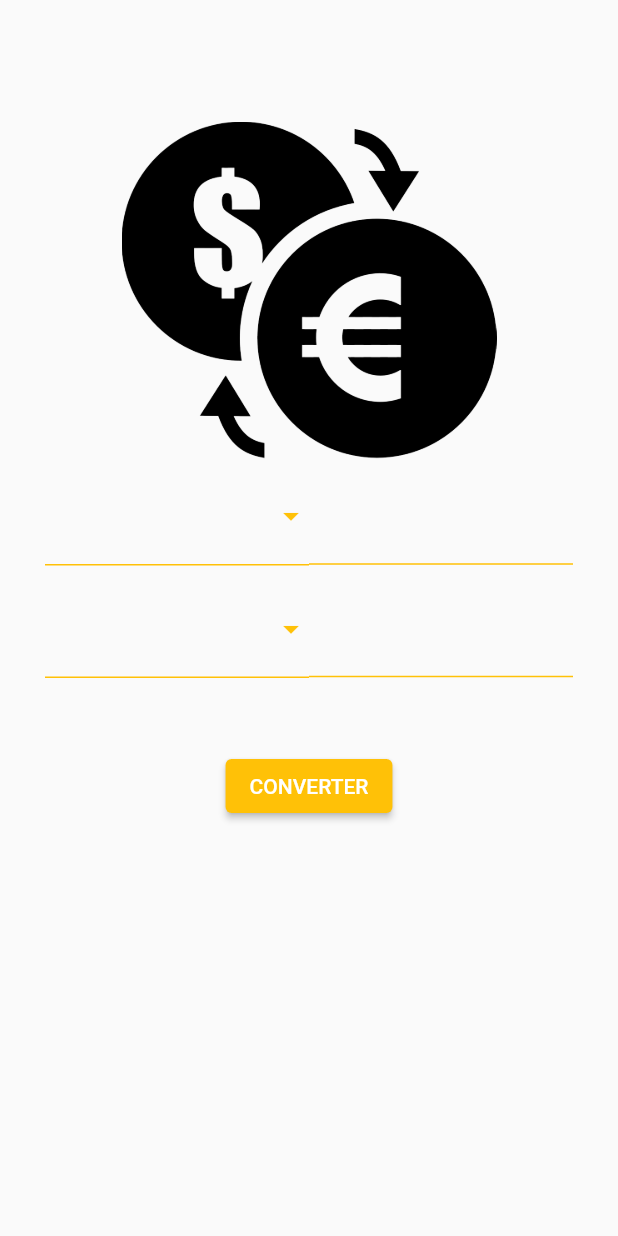
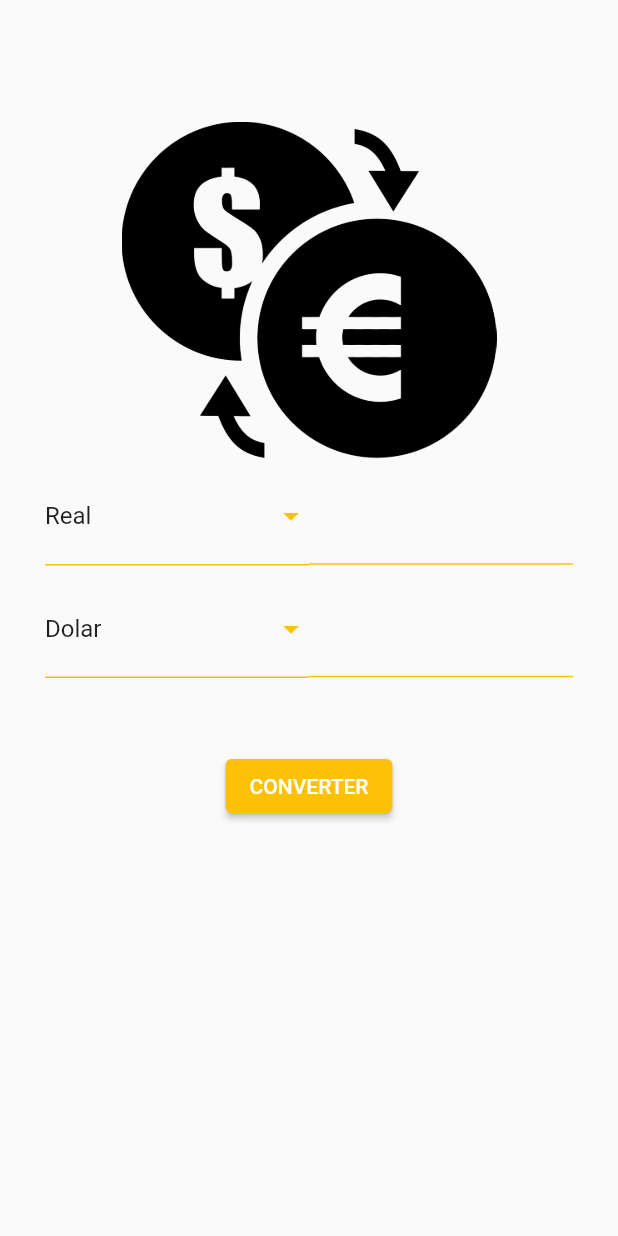
Before and after one commit to ClintonAlmeidaDev/Conversor-Moedas, a Flutter app: the screen it shows after launch, on a phone screen of 412 x 824 dp. Run offline on Flutter 3.47's test engine with Material 2 defaults, Android fonts, the phone set to English and light mode, and no system bars; missing offline and left inert: dart:html.

Commit message:
Aula 36
Ligando o controller com view

```diff
--- a/conversor_moedas/lib/components/currency_box.dart
+++ b/conversor_moedas/lib/components/currency_box.dart
@@ -1,9 +1,20 @@
+import 'package:conversor_moedas/models/currency_model.dart';
 import 'package:flutter/material.dart';
 import 'package:flutter/src/widgets/container.dart';
 import 'package:flutter/src/widgets/framework.dart';
 
 class CurrencyBox extends StatelessWidget {
-  const CurrencyBox({super.key});
+  final List<CurrencyModel> items;
+  final TextEditingController controller;
+  final void Function(CurrencyModel? model) onChanged;
+  final CurrencyModel selectedItem;
+
+  const CurrencyBox(
+      {super.key,
+      required this.items,
+      required this.controller,
+      required this.onChanged,
+      required this.selectedItem});
 
   @override
   Widget build(BuildContext context) {
@@ -15,27 +26,25 @@
             flex: 1,
             child: SizedBox(
               height: 65,
-                child: DropdownButton<dynamic>(
+              child: DropdownButton<CurrencyModel>(
                 iconEnabledColor: Colors.amber,
                 isExpanded: true,
+                value: selectedItem,
                 underline: Container(
                   height: 1,
                   color: Colors.amber,
                 ),
-                    items: [
-                      DropdownMenuItem(
-                        value: 0,
-                        child: Text('Real', overflow: TextOverflow.ellipsis),
+                items: items
+                    .map(
+                        (e) => DropdownMenuItem(value: e, child: Text(e.name!)))
+                    .toList(),
+                onChanged: onChanged,
               ),
-                      DropdownMenuItem(
-                        value: 'Dolar',
-                        child: Text('Dolar', overflow: TextOverflow.ellipsis),
             ),
-                    ],
-                    onChanged: (value) {}),
-              )),
+          ),
           Expanded(
             child: TextField(
+              controller: controller,
               decoration: InputDecoration(
                   enabledBorder: UnderlineInputBorder(
                     borderSide: BorderSide(color: Colors.amber),
--- a/conversor_moedas/lib/controllers/home_controller.dart
+++ b/conversor_moedas/lib/controllers/home_controller.dart
@@ -1,7 +1,7 @@
 import 'package:conversor_moedas/models/currency_model.dart';
 import 'package:flutter/cupertino.dart';
 
-class HomeCotroller {
+class HomeController {
   List<CurrencyModel>? currencies;
 
   final TextEditingController toText;
@@ -10,7 +10,7 @@
   CurrencyModel? toCurrency;
   CurrencyModel? fromCurrency;
 
-  HomeCotroller({required this.toText, required this.fromText}) {
+  HomeController({required this.toText, required this.fromText}) {
     currencies = CurrencyModel.getCurrencies();
     toCurrency = currencies?[0];
     fromCurrency = currencies?[1];
--- a/conversor_moedas/lib/views/home_view.dart
+++ b/conversor_moedas/lib/views/home_view.dart
@@ -1,12 +1,31 @@
 import 'dart:html';
 
 import 'package:conversor_moedas/components/currency_box.dart';
+import 'package:conversor_moedas/controllers/home_controller.dart';
 import 'package:flutter/src/widgets/container.dart';
 import 'package:flutter/src/widgets/framework.dart';
 import 'package:flutter/material.dart';
 
-class HomeView extends StatelessWidget {
+class HomeView extends StatefulWidget {
   const HomeView({super.key});
+
+  @override
+  State<HomeView> createState() => _HomeViewState();
+}
+
+class _HomeViewState extends State<HomeView> {
+  late HomeController homeController;
+
+  @override
+  void initState() {
+    // TODO: implement initState
+    super.initState();
+    homeController = HomeController(toText: toText, fromText: fromText);
+  }
+
+  TextEditingController toText = TextEditingController();
+
+  TextEditingController fromText = TextEditingController();
 
   @override
   Widget build(BuildContext context) {
@@ -27,18 +46,38 @@
                     width: 250,
                     height: 250,
                   ),
-                  CurrencyBox(),
+                  CurrencyBox(
+                    selectedItem: homeController.toCurrency!,
+                    controller: toText,
+                    items: homeController.currencies!,
+                    onChanged: (model) {
+                      setState(() {
+                        homeController.toCurrency = model;
+                      });
+                    },
+                  ),
                   SizedBox(
                     height: 10,
                   ),
-                  CurrencyBox(),
+                  CurrencyBox(
+                    selectedItem: homeController.fromCurrency!,
+                    controller: fromText,
+                    items: homeController.currencies!,
+                    onChanged: (model) {
+                      setState(() {
+                        homeController.fromCurrency = model;
+                      });
+                    },
+                  ),
                   Padding(
                     padding: const EdgeInsets.only(top: 40),
                     child: ElevatedButton(
                       style: ElevatedButton.styleFrom(
                         primary: Colors.amber,
                       ),
-                      onPressed: () {},
+                      onPressed: () {
+                        homeController.convert();
+                      },
                       child: Text('CONVERTER'),
                     ),
                   )
```
Also changed, not shown: 1 other file. Lines whose indentation alone changed are shown as unchanged.
